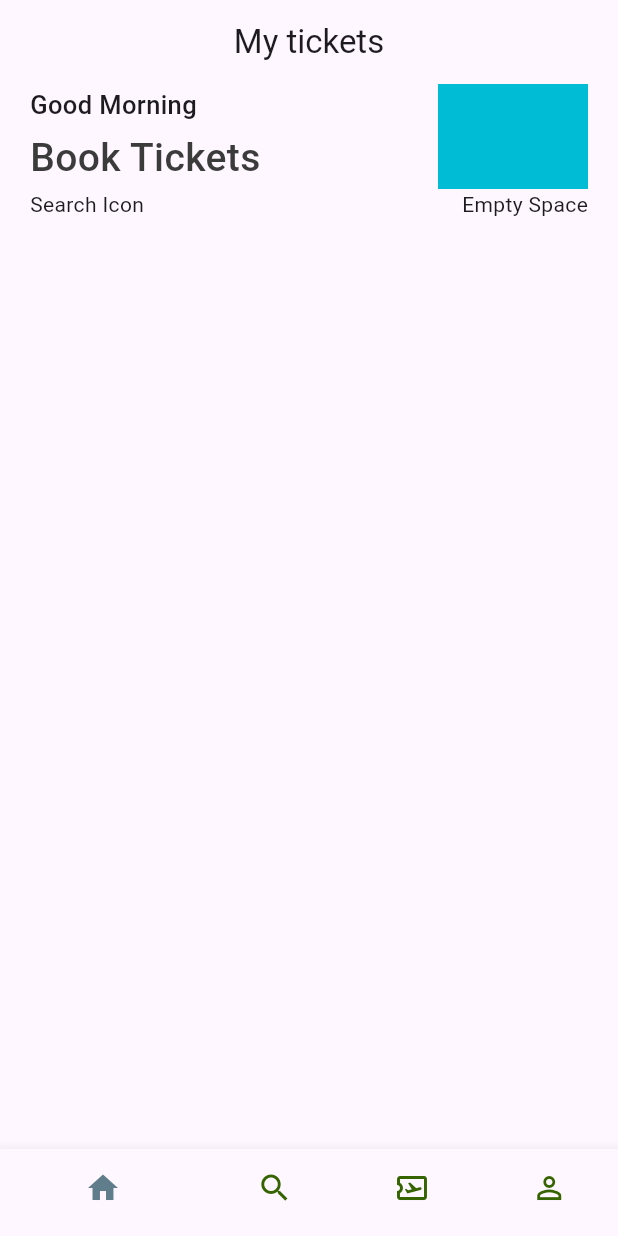
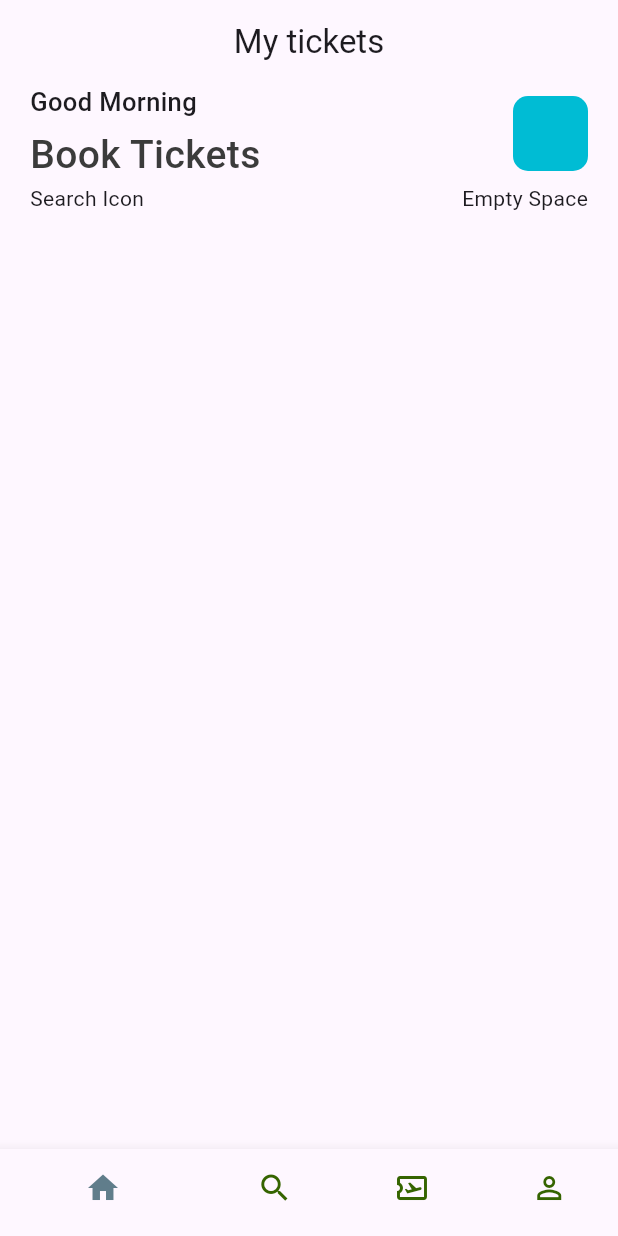
Before and after one commit to V-UNiQuE-V/travelit, a Flutter app: the screen it shows after launch, on a phone screen of 412 x 824 dp. Run offline on Flutter 3.47's test engine with Material 3 defaults, Android fonts, the phone set to English and light mode, and no system bars.

Commit message:
Home Screen: Styling

```diff
--- /dev/null
+++ b/lib/res/app_styles.dart
@@ -0,0 +1,17 @@
+import 'package:flutter/material.dart';
+
+Color primary = const Color(0xFF687daf);
+class AppStyles {
+  static Color primaryColor = primary;
+  static Color textColor = const Color(0xFF3b3b3b);
+
+  static TextStyle headLineStyle1 = TextStyle(
+    fontSize: 26,
+    fontWeight: FontWeight.w500,
+    color: textColor
+  );
+  static TextStyle headLineStyle3 = TextStyle(
+      fontSize: 17,
+      fontWeight: FontWeight.w500
+  );
+}
--- a/lib/screens/home_screen.dart
+++ b/lib/screens/home_screen.dart
@@ -1,4 +1,5 @@
 import 'package:flutter/material.dart';
+import 'package:ticket_app/res/app_styles.dart';
 
 class HomeScreen extends StatefulWidget {
   const HomeScreen({super.key});
@@ -29,26 +30,20 @@ class _HomeScreenState extends State<HomeScreen> {
                       //Horizontal Axis for Column
                       crossAxisAlignment: CrossAxisAlignment.start,
                       children: [
-                        Text(
-                          "Good Morning",
-                          style: TextStyle(
-                            fontSize: 17,
-                            fontWeight: FontWeight.w500,
-                          ),
-                        ),
+                        Text("Good Morning", style: AppStyles.headLineStyle3),
                         //Create some space between them
                         SizedBox(height: 5),
-                        Text(
-                          "Book Tickets",
-                          style: TextStyle(
-                            fontSize: 26,
-                            fontWeight: FontWeight.w500,
-                            color: Color(0xFF3b3b3b),
-                          ),
-                        ),
+                        Text("Book Tickets", style: AppStyles.headLineStyle1),
                       ],
                     ),
-                    Container(color: Colors.cyan, width: 100, height: 70),
+                    Container(
+                        width: 50, height: 50,
+                        //Styling a vector
+                        decoration: BoxDecoration(
+                          borderRadius: BorderRadius.circular(10),
+                          color: Colors.cyan
+                        )
+                    )
                   ],
                 ),
                 Row(
```
